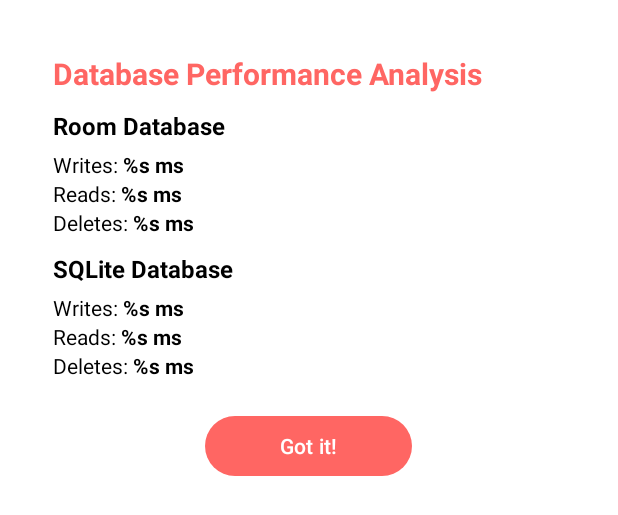
After one commit to tizisdeepan/To-Do-List, an Android app: the layout dialog_performance_stats.xml on its own in the app's theme, with its tools: preview values and no code run, on a phone screen of 412 x 824 dp. The commit adds this screen. Shown: the top 515 px of the screen. Run offline under Robolectric (Android 15) with nearby library versions, the phone set to English and light mode, and no system bars.

Commit message:
Implemented database performance monitoring

```diff
--- /dev/null
+++ b/app/src/main/java/com/sample/app/todolist/todo/data/model/Stat.kt
@@ -0,0 +1,4 @@
+package com.sample.app.todolist.todo.data.model
+
+data class Stat(var averageWrites: Long = -1L, var averageReads: Long = -1L, var averageDeletes: Long = -1L)
+data class DatabasePerformance(val room: Stat = Stat(), val sqlite: Stat = Stat())
--- a/app/src/main/java/com/sample/app/todolist/todo/data/repository/ITaskRepository.kt
+++ b/app/src/main/java/com/sample/app/todolist/todo/data/repository/ITaskRepository.kt
@@ -1,6 +1,7 @@
 package com.sample.app.todolist.todo.data.repository
 
 import androidx.paging.PagingSource
+import com.sample.app.todolist.todo.data.model.DatabasePerformance
 import com.sample.app.todolist.todo.data.model.Task
 import kotlinx.coroutines.flow.Flow
 
@@ -12,4 +13,5 @@ interface ITaskRepository {
     fun addTask(title: String): Flow<Boolean>
     fun deleteTask(id: Int): Flow<Boolean>
     fun updateTask(task: Task): Flow<Boolean>
+    fun calculateDBPerformance(): Flow<DatabasePerformance>
 }
--- a/app/src/main/java/com/sample/app/todolist/todo/data/source/TaskRoomDataSource.kt
+++ b/app/src/main/java/com/sample/app/todolist/todo/data/source/TaskRoomDataSource.kt
@@ -10,7 +10,7 @@ import kotlinx.coroutines.flow.flow
 import kotlinx.coroutines.flow.flowOn
 import javax.inject.Inject
 
-class TaskRoomDataSource @Inject constructor(private val db: TaskDatabase) : ITaskDataSource {
+class TaskRoomDataSource @Inject constructor(val db: TaskDatabase) : ITaskDataSource {
     override fun clearAllTasks(): Flow<Boolean> = flow {
         db.taskDao().deleteAllTasks()
         emit(true)
--- a/app/src/main/java/com/sample/app/todolist/todo/presentation/home/ui/HomeContract.kt
+++ b/app/src/main/java/com/sample/app/todolist/todo/presentation/home/ui/HomeContract.kt
@@ -7,4 +7,5 @@ interface HomeContract {
     fun navigateToTaskDetailsPage(id: Int)
     fun createTasksForTesting()
     fun clearAllTasks()
+    fun monitorPerformance()
 }
--- a/app/src/main/java/com/sample/app/todolist/todo/presentation/home/ui/HomeUiState.kt
+++ b/app/src/main/java/com/sample/app/todolist/todo/presentation/home/ui/HomeUiState.kt
@@ -1,5 +1,7 @@
 package com.sample.app.todolist.todo.presentation.home.ui
 
 import com.sample.app.todolist.todo.common.SingleEvent
+import com.sample.app.todolist.todo.data.model.DatabasePerformance
 
-data class HomeUiState(val isLoading: Boolean = false, val areEntriesAdded: SingleEvent<Boolean?> = SingleEvent(null), val areEntriesCleared: SingleEvent<Boolean?> = SingleEvent(null))
+data class HomeUiState(val isLoading: Boolean = false, val areEntriesAdded: SingleEvent<Boolean?> = SingleEvent(null), val areEntriesCleared: SingleEvent<Boolean?> = SingleEvent(null),
+                       val databasePerformance: DatabasePerformance? = null)
--- a/app/src/main/java/com/sample/app/todolist/todo/presentation/ui/PleaseWaitDialog.kt
+++ b/app/src/main/java/com/sample/app/todolist/todo/presentation/ui/PleaseWaitDialog.kt
@@ -10,7 +10,6 @@ import com.sample.app.todolist.R
 
 class PleaseWaitDialog(ctx: Context) : Dialog(ctx) {
 
-    var shouldShow = true
     override fun onStart() {
         super.onStart()
         window?.setLayout(ConstraintLayout.LayoutParams.MATCH_PARENT, ConstraintLayout.LayoutParams.WRAP_CONTENT)
--- /dev/null
+++ b/app/src/main/res/drawable/baseline_query_stats_24.xml
@@ -0,0 +1,5 @@
+<vector android:height="24dp" android:tint="#000000"
+    android:viewportHeight="24" android:viewportWidth="24"
+    android:width="24dp" xmlns:android="http://schemas.android.com/apk/res/android">
+    <path android:fillColor="@android:color/white" android:pathData="M19.88,18.47c0.44,-0.7 0.7,-1.51 0.7,-2.39c0,-2.49 -2.01,-4.5 -4.5,-4.5s-4.5,2.01 -4.5,4.5s2.01,4.5 4.49,4.5c0.88,0 1.7,-0.26 2.39,-0.7L21.58,23L23,21.58L19.88,18.47zM16.08,18.58c-1.38,0 -2.5,-1.12 -2.5,-2.5c0,-1.38 1.12,-2.5 2.5,-2.5s2.5,1.12 2.5,2.5C18.58,17.46 17.46,18.58 16.08,18.58zM15.72,10.08c-0.74,0.02 -1.45,0.18 -2.1,0.45l-0.55,-0.83l-3.8,6.18l-3.01,-3.52l-3.63,5.81L1,17l5,-8l3,3.5L13,6C13,6 15.72,10.08 15.72,10.08zM18.31,10.58c-0.64,-0.28 -1.33,-0.45 -2.05,-0.49c0,0 5.12,-8.09 5.12,-8.09L23,3.18L18.31,10.58z"/>
+</vector>
--- /dev/null
+++ b/app/src/main/res/layout/dialog_performance_stats.xml
@@ -0,0 +1,107 @@
+<?xml version="1.0" encoding="utf-8"?>
+<LinearLayout xmlns:android="http://schemas.android.com/apk/res/android"
+    xmlns:tools="http://schemas.android.com/tools"
+    android:layout_width="match_parent"
+    android:layout_height="wrap_content"
+    android:layout_alignParentTop="true"
+    android:layout_margin="20dp"
+    android:background="@drawable/dialog_rounded_bg"
+    android:gravity="center"
+    android:orientation="vertical"
+    android:padding="15dp">
+
+    <com.google.android.material.textview.MaterialTextView
+        android:layout_width="wrap_content"
+        android:layout_height="wrap_content"
+        android:text="@string/database_performance_analysis"
+        android:textColor="@color/colorPrimary"
+        android:layout_gravity="start"
+        android:textSize="20sp"
+        android:textStyle="bold" />
+
+    <com.google.android.material.textview.MaterialTextView
+        android:layout_width="wrap_content"
+        android:layout_height="wrap_content"
+        android:layout_marginTop="10dp"
+        android:layout_marginBottom="5dp"
+        android:layout_gravity="start"
+        android:text="@string/room_database"
+        android:textColor="@color/textColorPrimary"
+        android:textSize="16sp"
+        android:textStyle="bold" />
+
+    <com.google.android.material.textview.MaterialTextView
+        android:id="@+id/room_writes"
+        android:layout_width="wrap_content"
+        android:layout_height="wrap_content"
+        android:layout_gravity="start"
+        android:textColor="@color/textColorPrimary"
+        android:textSize="14sp"
+        tools:text="@string/writes" />
+
+    <com.google.android.material.textview.MaterialTextView
+        android:id="@+id/room_reads"
+        android:layout_width="wrap_content"
+        android:layout_height="wrap_content"
+        android:textColor="@color/textColorPrimary"
+        android:layout_gravity="start"
+        android:textSize="14sp"
+        tools:text="@string/reads" />
+
+    <com.google.android.material.textview.MaterialTextView
+        android:id="@+id/room_deletes"
+        android:layout_width="wrap_content"
+        android:layout_height="wrap_content"
+        android:layout_gravity="start"
+        android:textColor="@color/textColorPrimary"
+        android:textSize="14sp"
+        tools:text="@string/deletes" />
+
+    <com.google.android.material.textview.MaterialTextView
+        android:layout_width="wrap_content"
+        android:layout_height="wrap_content"
+        android:layout_marginTop="10dp"
+        android:layout_marginBottom="5dp"
+        android:layout_gravity="start"
+        android:text="@string/sqlite_database"
+        android:textColor="@color/textColorPrimary"
+        android:textSize="16sp"
+        android:textStyle="bold" />
+
+    <com.google.android.material.textview.MaterialTextView
+        android:id="@+id/sqlite_writes"
+        android:layout_width="wrap_content"
+        android:layout_height="wrap_content"
+        android:layout_gravity="start"
+        android:textColor="@color/textColorPrimary"
+        android:textSize="14sp"
+        tools:text="@string/writes" />
+
+    <com.google.android.material.textview.MaterialTextView
+        android:id="@+id/sqlite_reads"
+        android:layout_width="wrap_content"
+        android:layout_height="wrap_content"
+        android:layout_gravity="start"
+        android:textColor="@color/textColorPrimary"
+        android:textSize="14sp"
+        tools:text="@string/reads" />
+
+    <com.google.android.material.textview.MaterialTextView
+        android:id="@+id/sqlite_deletes"
+        android:layout_width="wrap_content"
+        android:layout_height="wrap_content"
+        android:textColor="@color/textColorPrimary"
+        android:layout_gravity="start"
+        android:textSize="14sp"
+        tools:text="@string/deletes" />
+
+    <com.google.android.material.button.MaterialButton
+        android:id="@+id/gotIt"
+        android:layout_width="wrap_content"
+        android:layout_height="wrap_content"
+        android:layout_marginHorizontal="20dp"
+        android:layout_marginTop="20dp"
+        android:paddingHorizontal="50dp"
+        android:text="Got it!" />
+
+</LinearLayout>
--- a/app/src/main/res/menu/menu_home.xml
+++ b/app/src/main/res/menu/menu_home.xml
@@ -14,4 +14,10 @@
         android:title="@string/clear_all_entries"
         app:showAsAction="never" />
 
+    <item
+        android:id="@+id/monitorPerformance"
+        android:icon="@drawable/baseline_query_stats_24"
+        android:title="@string/monitor_performance"
+        app:showAsAction="never" />
+
 </menu>
--- a/app/src/main/res/values/strings.xml
+++ b/app/src/main/res/values/strings.xml
@@ -7,7 +7,18 @@
     <string name="task_list">Task List</string>
     <string name="create_2000_entries">Create 2000 tasks</string>
     <string name="clear_all_entries">Clear all tasks</string>
+    <string name="monitor_performance">Monitor Performance</string>
     <string name="please_wait">Please Wait</string>
     <string name="use_room_for_caching">Use Room for Caching</string>
     <string name="go_to_top">Go to top</string>
+    <string name="performance_monitoring_alert_title">Calculate DB Performance</string>
+    <string name="performance_monitoring_alert_description">DB Performance monitoring is done over 10 iterations on heavy write, read and delete database operations. \n\nThis will take a while to complete, are you sure you want to proceed?</string>
+    <string name="performance_monitoring_alert_positive">Ok</string>
+    <string name="performance_monitoring_alert_negative">Cancel</string>
+    <string name="database_performance_analysis">Database Performance Analysis</string>
+    <string name="room_database">Room Database</string>
+    <string name="writes">Writes: <b>%s ms</b></string>
+    <string name="reads">Reads: <b>%s ms</b></string>
+    <string name="deletes">Deletes: <b>%s ms</b></string>
+    <string name="sqlite_database">SQLite Database</string>
 </resources>
```
Also changed, not shown: app/src/main/java/com/sample/app/todolist/todo/common/Extensions.kt (+9 -0 lines), app/src/main/java/com/sample/app/todolist/todo/data/repository/TaskRepository.kt (+104 -0 lines), app/src/main/java/com/sample/app/todolist/todo/data/source/TaskSQLiteDataSource.kt (+15 -4 lines), app/src/main/java/com/sample/app/todolist/todo/domain/CalculateDatabasePerformanceUseCase.kt (added, +11 -0 lines), app/src/main/java/com/sample/app/todolist/todo/presentation/home/HomeViewModel.kt (+12 -1 lines), app/src/main/java/com/sample/app/todolist/todo/presentation/home/ui/HomeActivity.kt (+25 -3 lines), app/src/main/java/com/sample/app/todolist/todo/presentation/ui/PerformanceStatsDialog.kt (added, +44 -0 lines), 2 other files.
